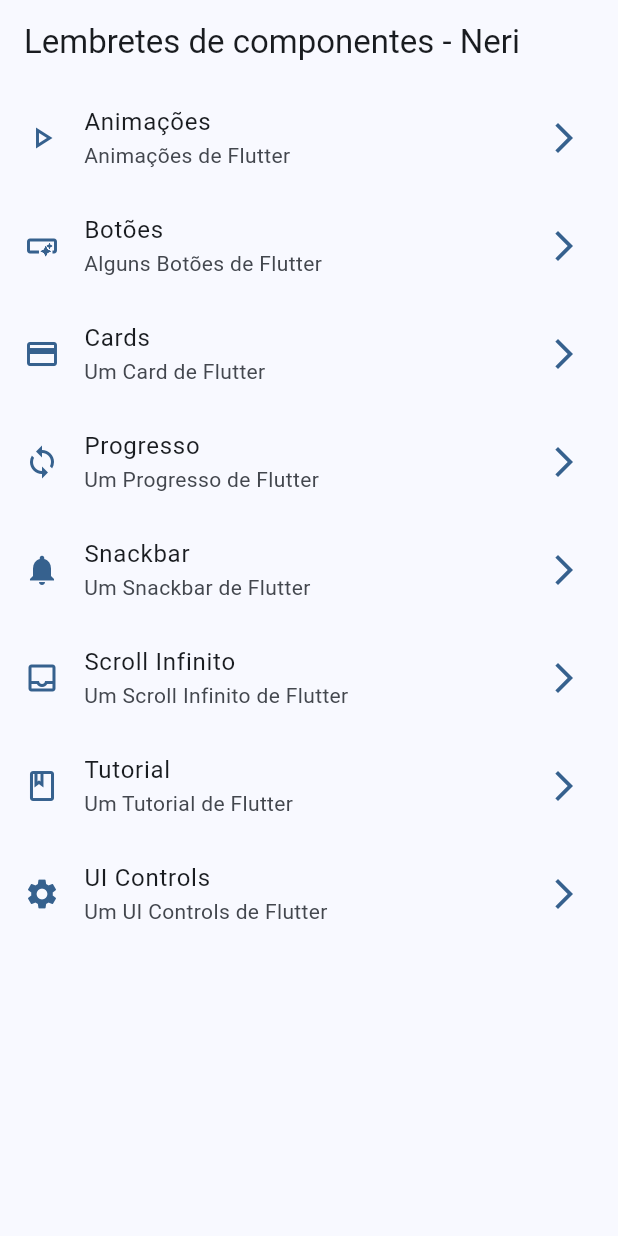
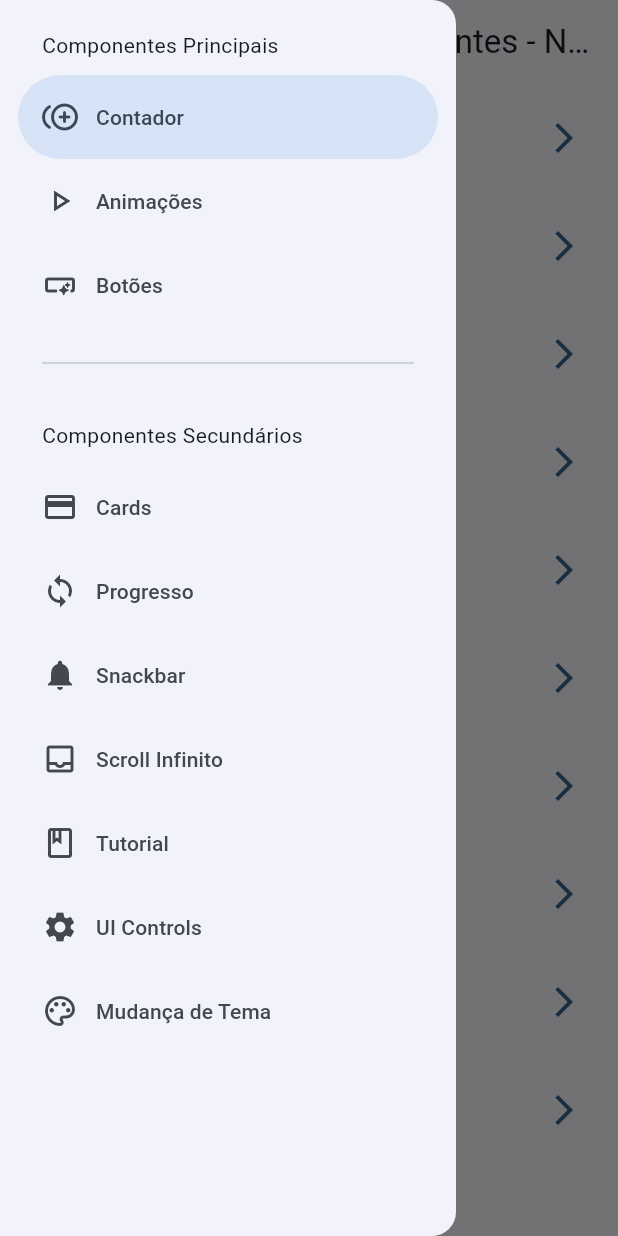
Before and after one commit to andreneri2004/collection-widgets, a Flutter app: the screen it shows after launch, with the side drawer open (before the commit the screen has no drawer), on a phone screen of 412 x 824 dp. Run offline on Flutter 3.47's test engine with Material 3 defaults, Android fonts, the phone set to English and light mode, and no system bars; our stand-ins replace animate_do, flutter_riverpod, go_router.

Commit message:
Função mudanças de cores e temas riverpod

```diff
--- a/lib/config/menu/menu_item.dart
+++ b/lib/config/menu/menu_item.dart
@@ -15,6 +15,12 @@
 }
 
 const appMenuItems = <MenuItem>[
+  MenuItem(
+    title: 'Contador',
+    subtitle: 'Contador com o Riverpod',
+    link: '/counter_river',
+    icon: Icons.control_point_duplicate_rounded,
+  ),
   MenuItem(
     title: 'Animações',
     subtitle: 'Animações de Flutter',
@@ -63,4 +69,10 @@
     link: '/ui_controls',
     icon: Icons.settings,
   ),
+  MenuItem(
+    title: 'Mudança de Tema',
+    subtitle: 'Um Mudança de Tema de Flutter',
+    link: '/theme_changer',
+    icon: Icons.palette_outlined,
+  ),
 ];
--- a/lib/config/router/app_router.dart
+++ b/lib/config/router/app_router.dart
@@ -5,6 +5,11 @@
 final appRouter = GoRouter(
   initialLocation: '/',
   routes: [
+    GoRoute(
+      path: '/counter_river',
+      name: CounterScreen.name,
+      builder: (context, state) => const CounterScreen(),
+    ),
     GoRoute(
       path: '/',
       name: HomeScreen.name,
@@ -46,6 +51,11 @@
       builder: (context, state) => const SnackbarScreen(),
     ),
     GoRoute(
+      path: '/theme_changer',
+      name: ThemeChangerScreen.name,
+      builder: (context, state) => const ThemeChangerScreen(),
+    ),
+    GoRoute(
       path: '/ui_controls',
       name: UiControlsScreen.name,
       builder: (context, state) => const UiControlsScreen(),
--- a/lib/config/theme/app_theme.dart
+++ b/lib/config/theme/app_theme.dart
@@ -13,8 +13,9 @@
 
 class AppTheme {
   final int selectedColor;
+  final bool isDarkmode;
 
-  AppTheme({this.selectedColor = 0})
+  AppTheme({this.selectedColor = 0, this.isDarkmode = false})
     : assert(selectedColor >= 0, 'Seleceted color must be greater then 0'),
       assert(
         selectedColor < colorLists.length,
@@ -22,6 +23,7 @@
       );
 
   ThemeData getTheme() => ThemeData(
+    brightness: isDarkmode ? Brightness.dark : Brightness.light,
     colorSchemeSeed: colorLists[selectedColor],
     appBarTheme: const AppBarTheme(centerTitle: false),
   );
--- a/lib/main.dart
+++ b/lib/main.dart
@@ -1,16 +1,23 @@
 import 'package:collectionn_widgets/config/router/app_router.dart';
+import 'package:collectionn_widgets/presentation/providers/theme_provider.dart';
 import 'package:flutter/material.dart';
 import 'package:collectionn_widgets/config/theme/app_theme.dart';
+import 'package:flutter_riverpod/flutter_riverpod.dart';
 
-void main() => runApp(MyApp());
+void main() => runApp(ProviderScope(child: MyApp()));
 
-class MyApp extends StatelessWidget {
+class MyApp extends ConsumerWidget {
   @override
-  Widget build(BuildContext context) {
+  Widget build(BuildContext context, WidgetRef ref) {
+    final selectColor = ref.watch(selectedColorProvider);
+    final isDarkmode = ref.watch(isDarkProvider);
     return MaterialApp.router(
       routerConfig: appRouter,
       debugShowCheckedModeBanner: false,
-      theme: AppTheme().getTheme(),
+      theme: AppTheme(
+        selectedColor: selectColor,
+        isDarkmode: isDarkmode,
+      ).getTheme(),
       title: 'Collection Widgets',
     );
   }
--- /dev/null
+++ b/lib/presentation/providers/counter_provider.dart
@@ -0,0 +1,3 @@
+import 'package:flutter_riverpod/legacy.dart';
+
+final counterProvider = StateProvider<int>((ref) => 5);
--- /dev/null
+++ b/lib/presentation/providers/theme_provider.dart
@@ -0,0 +1,6 @@
+import 'package:collectionn_widgets/config/theme/app_theme.dart';
+import 'package:flutter_riverpod/legacy.dart';
+
+final isDarkProvider = StateProvider<bool>((ref) => false);
+final colorProvider = StateProvider((ref) => colorLists);
+final selectedColorProvider = StateProvider((ref) => 0);
--- a/lib/presentation/screens/home/home_screen.dart
+++ b/lib/presentation/screens/home/home_screen.dart
@@ -1,4 +1,5 @@
 import 'package:collectionn_widgets/config/menu/menu_item.dart';
+import 'package:collectionn_widgets/presentation/widgets/side_menu.dart';
 import 'package:flutter/material.dart';
 import 'package:go_router/go_router.dart';
 
@@ -8,9 +9,13 @@
 
   @override
   Widget build(BuildContext context) {
+    final scaffoldKey = GlobalKey<ScaffoldState>();
+
     return Scaffold(
+      key: scaffoldKey,
       appBar: AppBar(title: const Text('Lembretes de componentes - Neri')),
       body: _HomeView(),
+      drawer: SideMenu(scaffoldkey: scaffoldKey),
     );
   }
 }
@@ -42,14 +47,6 @@
       title: Text(menuItem.title),
       subtitle: Text(menuItem.subtitle),
       onTap: () {
-        //Nativo flutter
-
-        // Navigator.of(
-        //   context,
-        // ).push(MaterialPageRoute(builder: (context) => const ButtonsScreen()));
-
-        //go_router;
-        //context.pushNamed(CardsScreen.name); //Especificado pelo nome
         context.push(menuItem.link);
       },
     );
--- a/lib/presentation/screens/screens.dart
+++ b/lib/presentation/screens/screens.dart
@@ -7,3 +7,5 @@
 export 'package:collectionn_widgets/presentation/screens/progress/progres_screen.dart';
 export 'package:collectionn_widgets/presentation/screens/snackbar/snackbar_screen.dart';
 export 'package:collectionn_widgets/presentation/screens/ui_controls/ui_controls_screen.dart';
+export 'package:collectionn_widgets/presentation/screens/counter/counter_screen.dart';
+export 'package:collectionn_widgets/presentation/screens/theme_changer/theme_changer_screen.dart';
--- /dev/null
+++ b/lib/presentation/widgets/side_menu.dart
@@ -0,0 +1,60 @@
+import 'package:collectionn_widgets/config/menu/menu_item.dart';
+import 'package:flutter/material.dart';
+import 'package:go_router/go_router.dart';
+
+class SideMenu extends StatefulWidget {
+  final GlobalKey<ScaffoldState> scaffoldkey;
+  const SideMenu({super.key, required this.scaffoldkey});
+
+  @override
+  State<SideMenu> createState() => _SideMenuState();
+}
+
+class _SideMenuState extends State<SideMenu> {
+  int navDrawerIndex = 0;
+
+  @override
+  Widget build(BuildContext context) {
+    final hasNotch = MediaQuery.of(context).viewPadding.top > 35;
+
+    return NavigationDrawer(
+      selectedIndex: navDrawerIndex,
+      onDestinationSelected: (value) {
+        navDrawerIndex = value;
+        setState(() {});
+
+        final menuItem = appMenuItems[value];
+        context.push(menuItem.link);
+        widget.scaffoldkey.currentState?.closeDrawer();
+      },
+      children: [
+        Padding(
+          padding: EdgeInsets.fromLTRB(28, hasNotch ? 0 : 20, 16, 10),
+          child: Text('Componentes Principais'),
+        ),
+        ...appMenuItems
+            .sublist(0, 3)
+            .map(
+              (item) => NavigationDrawerDestination(
+                icon: Icon(item.icon),
+                label: Text(item.title),
+              ),
+            ),
+
+        Padding(padding: EdgeInsets.fromLTRB(28, 16, 28, 10), child: Divider()),
+        Padding(
+          padding: EdgeInsets.fromLTRB(28, hasNotch ? 0 : 20, 16, 10),
+          child: Text('Componentes Secundários'),
+        ),
+        ...appMenuItems
+            .sublist(3, 10)
+            .map(
+              (item) => NavigationDrawerDestination(
+                icon: Icon(item.icon),
+                label: Text(item.title),
+              ),
+            ),
+      ],
+    );
+  }
+}
--- a/pubspec.yaml
+++ b/pubspec.yaml
@@ -32,6 +32,7 @@
   cupertino_icons: ^1.0.8
   flutter:
     sdk: flutter
+  flutter_riverpod: ^3.2.1
   go_router: ^16.2.1
 
 dev_dependencies:
```
Also changed, not shown: lib/presentation/screens/counter/counter_screen.dart (added, +37 -0 lines), lib/presentation/screens/theme_changer/theme_changer_screen.dart (added, +54 -0 lines), pubspec.lock.
